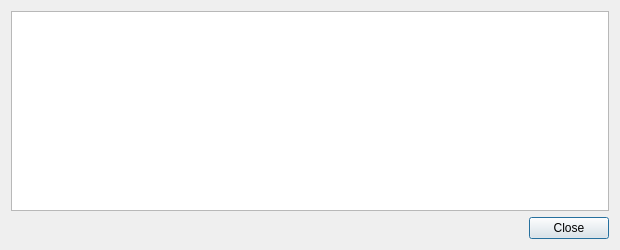
First picture: the form in src/qt/forms/transactiondescdialog.ui, repository richieburns/Nodescape, before the edit.
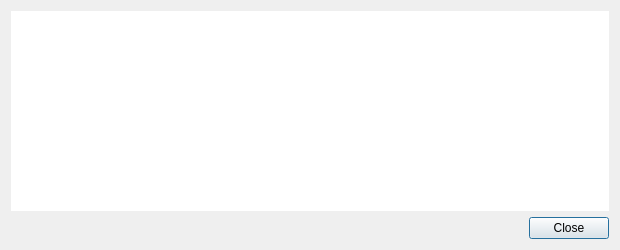
Second picture: the form after the edit.

Commit message: Transaction style changes

The edit to the form file:
```diff
--- a/src/qt/forms/transactiondescdialog.ui
+++ b/src/qt/forms/transactiondescdialog.ui
@@ -19,6 +19,12 @@
      <property name="toolTip">
       <string>This pane shows a detailed description of the transaction</string>
      </property>
+     <property name="frameShape">
+      <enum>QFrame::NoFrame</enum>
+     </property>
+     <property name="frameShadow">
+      <enum>QFrame::Plain</enum>
+     </property>
      <property name="readOnly">
       <bool>true</bool>
      </property>
```
